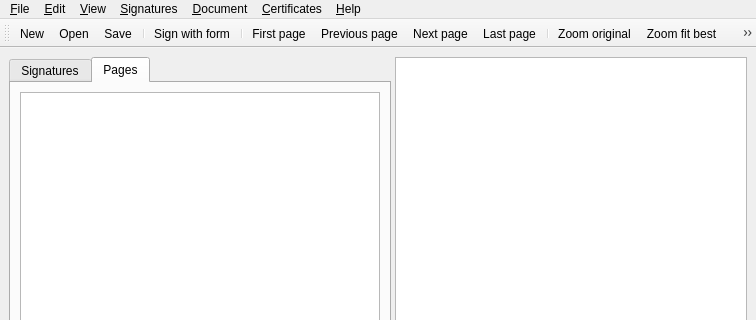
This is UI/main_gui.ui in Papafelice/Cannibal as Qt 5 draws it before an edit; both pictures show x 0 to 756 and y 0 to 320 of the 756 by 739 pixel window. The edited form follows.
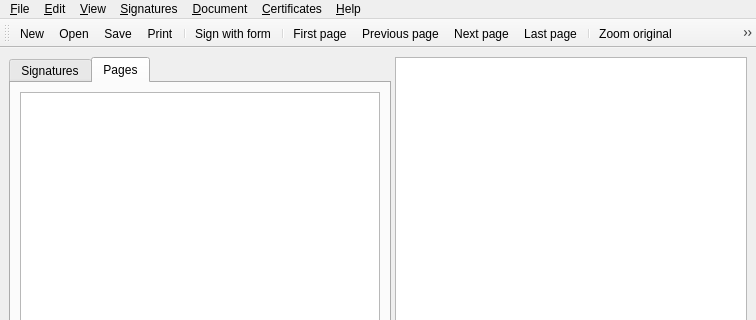
This is the edited form. Icons and pictures are not drawn. Custom widgets are drawn as their Qt base class.

Commit message: Bug fixes, streamline, start print function

```diff
--- a/UI/main_gui.ui
+++ b/UI/main_gui.ui
@@ -164,6 +164,7 @@
    <addaction name="actionNew"/>
    <addaction name="actionOpen"/>
    <addaction name="actionSave"/>
+   <addaction name="actionPrint"/>
    <addaction name="separator"/>
    <addaction name="actionSign"/>
    <addaction name="separator"/>
```
Left out of the diff: 22 changed lines with no effect on the pictures. The commit also changes 7 other files.
